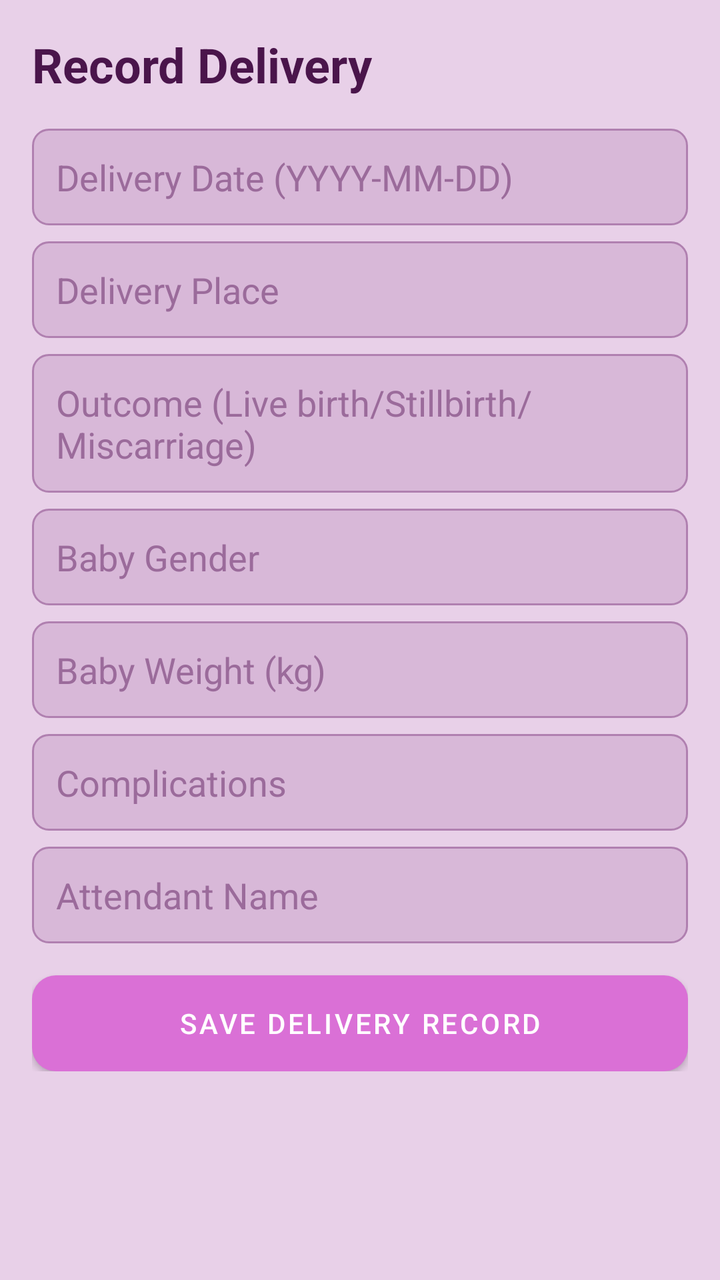
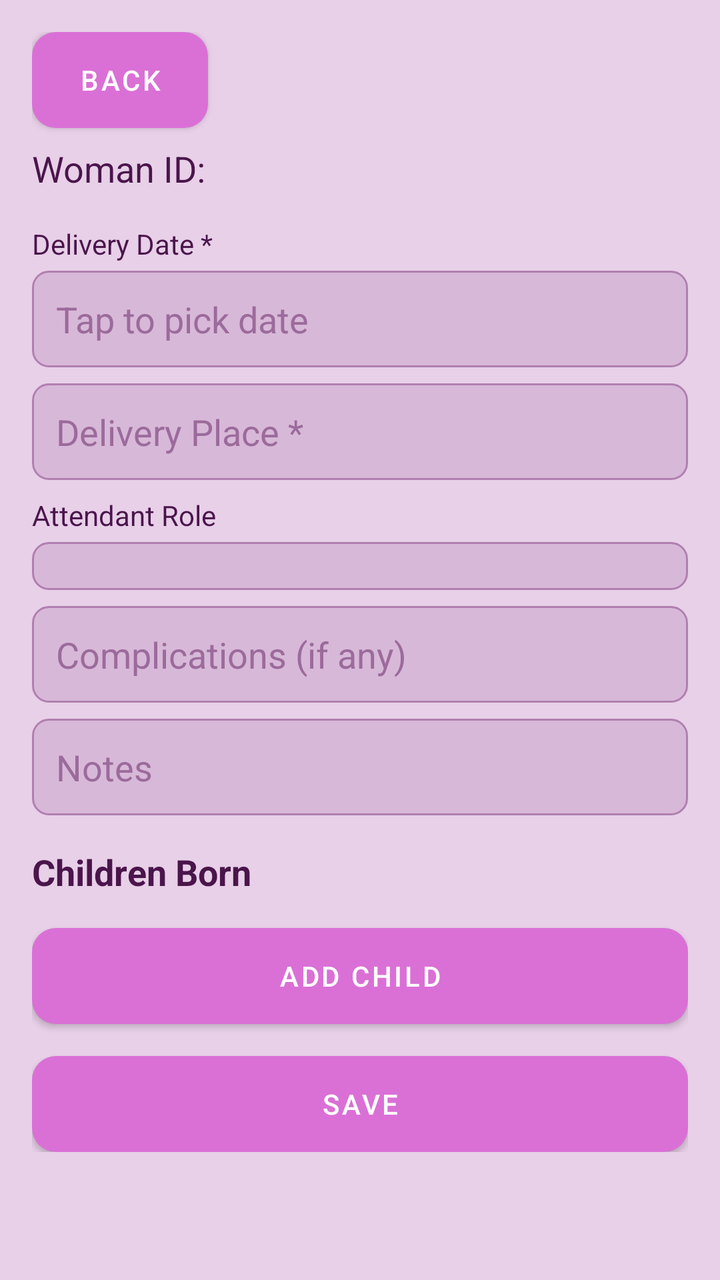

Two renders of the same Android screen: before a commit and after it. Below are the layout's source before the change and the commit's diff.
<!-- AndroidManifest.xml: application theme Theme.FoloApp -->
<!-- res/layout/activity_delivery_record.xml -->
<?xml version="1.0" encoding="utf-8"?>
<ScrollView xmlns:android="http://schemas.android.com/apk/res/android"
    android:layout_width="match_parent"
    android:layout_height="match_parent"
    android:background="@color/bg_main">

    <LinearLayout
        android:layout_width="match_parent"
        android:layout_height="wrap_content"
        android:orientation="vertical"
        android:padding="16dp">

        <TextView
            android:layout_width="wrap_content"
            android:layout_height="wrap_content"
            android:text="Record Delivery"
            android:textSize="24sp"
            android:textStyle="bold"
            android:textColor="@color/text_primary"
            android:layout_marginBottom="16dp"/>

        <EditText
            android:id="@+id/etDelDate"
            android:layout_width="match_parent"
            android:layout_height="wrap_content"
            android:hint="Delivery Date (YYYY-MM-DD)"
            android:background="@drawable/bg_purple_edittext"
            android:padding="12dp"
            android:layout_marginBottom="8dp"
            android:textColor="@color/text_primary"
            android:textColorHint="@color/text_hint"/>

        <EditText
            android:id="@+id/etDelPlace"
            android:layout_width="match_parent"
            android:layout_height="wrap_content"
            android:hint="Delivery Place"
            android:background="@drawable/bg_purple_edittext"
            android:padding="12dp"
            android:layout_marginBottom="8dp"
            android:textColor="@color/text_primary"
            android:textColorHint="@color/text_hint"/>

        <EditText
            android:id="@+id/etDelOutcome"
            android:layout_width="match_parent"
            android:layout_height="wrap_content"
            android:hint="Outcome (Live birth/Stillbirth/Miscarriage)"
            android:background="@drawable/bg_purple_edittext"
            android:padding="12dp"
            android:layout_marginBottom="8dp"
            android:textColor="@color/text_primary"
            android:textColorHint="@color/text_hint"/>

        <EditText
            android:id="@+id/etBabyGender"
            android:layout_width="match_parent"
            android:layout_height="wrap_content"
            android:hint="Baby Gender"
            android:background="@drawable/bg_purple_edittext"
            android:padding="12dp"
            android:layout_marginBottom="8dp"
            android:textColor="@color/text_primary"
            android:textColorHint="@color/text_hint"/>

        <EditText
            android:id="@+id/etBabyWeight"
            android:layout_width="match_parent"
            android:layout_height="wrap_content"
            android:hint="Baby Weight (kg)"
            android:inputType="numberDecimal"
            android:background="@drawable/bg_purple_edittext"
            android:padding="12dp"
            android:layout_marginBottom="8dp"
            android:textColor="@color/text_primary"
            android:textColorHint="@color/text_hint"/>

        <EditText
            android:id="@+id/etComplications"
            android:layout_width="match_parent"
            android:layout_height="wrap_content"
            android:hint="Complications"
            android:background="@drawable/bg_purple_edittext"
            android:padding="12dp"
            android:layout_marginBottom="8dp"
            android:textColor="@color/text_primary"
            android:textColorHint="@color/text_hint"/>

        <EditText
            android:id="@+id/etAttendant"
            android:layout_width="match_parent"
            android:layout_height="wrap_content"
            android:hint="Attendant Name"
            android:background="@drawable/bg_purple_edittext"
            android:padding="12dp"
            android:layout_marginBottom="16dp"
            android:textColor="@color/text_primary"
            android:textColorHint="@color/text_hint"/>

        <Button
            android:id="@+id/btnSaveDelivery"
            android:layout_width="match_parent"
            android:layout_height="wrap_content"
            android:text="Save Delivery Record"
            android:background="@drawable/bg_purple_button"
            android:textColor="@color/text_on_button"/>
    </LinearLayout>
</ScrollView>
<!-- resources referenced by this layout -->
<resources>
  <color name="bg_main">#E8D0E8</color>
  <color name="text_hint">#9B6B9B</color>
  <color name="text_on_button">#FFFFFF</color>
  <color name="text_primary">#4A154B</color>
  <!-- drawable bg_purple_button (drawable) -->
  <?xml version="1.0" encoding="utf-8"?>
  <shape xmlns:android="http://schemas.android.com/apk/res/android"
      android:shape="rectangle">
      <solid android:color="#8B4C8B" />
      <corners android:radius="12dp" />
  </shape>
  <!-- drawable bg_purple_edittext (drawable) -->
  <?xml version="1.0" encoding="utf-8"?>
  <shape xmlns:android="http://schemas.android.com/apk/res/android"
      android:shape="rectangle">
      <solid android:color="#D8B8D8" />
      <corners android:radius="8dp" />
      <stroke android:width="1dp" android:color="#B080B0" />
  </shape>
  <style name="Theme.FoloApp" parent="Theme.MaterialComponents.DayNight.DarkActionBar">
          <item name="colorPrimary">@color/orchid_primary</item>
          <item name="colorPrimaryVariant">#8B4C8B</item>
          <item name="colorOnPrimary">@color/text_on_button</item>
          <item name="colorSecondary">@color/purple_card</item>
          <item name="android:statusBarColor">@color/orchid_primary</item>
          <item name="android:windowBackground">@color/bg_main</item>
      </style>
  <color name="orchid_primary">#DA70D6</color>
  <color name="purple_card">#EAD0EA</color>
</resources>

<!-- the commit's change to res/layout/activity_delivery_record.xml (unified diff, before → after) -->
@@ -2,28 +2,45 @@
 <ScrollView xmlns:android="http://schemas.android.com/apk/res/android"
     android:layout_width="match_parent"
     android:layout_height="match_parent"
-    android:background="@color/bg_main">
+    android:background="@color/bg_main"
+    android:padding="16dp">
 
     <LinearLayout
         android:layout_width="match_parent"
         android:layout_height="wrap_content"
-        android:orientation="vertical"
-        android:padding="16dp">
+        android:orientation="vertical">
+
+        <Button
+            android:id="@+id/btnBack"
+            android:layout_width="wrap_content"
+            android:layout_height="wrap_content"
+            android:text="@string/back"
+            android:background="@drawable/bg_purple_button"
+            android:textColor="@color/text_on_button"
+            android:layout_marginBottom="8dp"/>
+
+        <TextView
+            android:id="@+id/tvWomanId"
+            android:layout_width="wrap_content"
+            android:layout_height="wrap_content"
+            android:text="Woman ID:"
+            android:textSize="18sp"
+            android:textColor="@color/text_primary"
+            android:layout_marginBottom="16dp"/>
 
         <TextView
             android:layout_width="wrap_content"
             android:layout_height="wrap_content"
-            android:text="Record Delivery"
-            android:textSize="24sp"
-            android:textStyle="bold"
+            android:text="Delivery Date *"
             android:textColor="@color/text_primary"
-            android:layout_marginBottom="16dp"/>
+            android:layout_marginBottom="4dp"/>
 
         <EditText
-            android:id="@+id/etDelDate"
+            android:id="@+id/etDeliveryDate"
             android:layout_width="match_parent"
             android:layout_height="wrap_content"
-            android:hint="Delivery Date (YYYY-MM-DD)"
+            android:hint="Tap to pick date"
+            android:focusable="false"
             android:background="@drawable/bg_purple_edittext"
             android:padding="12dp"
             android:layout_marginBottom="8dp"
@@ -31,10 +48,36 @@
             android:textColorHint="@color/text_hint"/>
 
         <EditText
-            android:id="@+id/etDelPlace"
+            android:id="@+id/etDeliveryPlace"
             android:layout_width="match_parent"
             android:layout_height="wrap_content"
-            android:hint="Delivery Place"
+            android:hint="Delivery Place *"
+            android:background="@drawable/bg_purple_edittext"
+            android:padding="12dp"
+            android:layout_marginBottom="8dp"
+            android:textColor="@color/text_primary"
+            android:textColorHint="@color/text_hint"/>
+
+        <TextView
+            android:layout_width="wrap_content"
+            android:layout_height="wrap_content"
+            android:text="Attendant Role"
+            android:textColor="@color/text_primary"
+            android:layout_marginBottom="4dp"/>
+
+        <Spinner
+            android:id="@+id/spinnerAttendantRole"
+            android:layout_width="match_parent"
+            android:layout_height="wrap_content"
+            android:background="@drawable/bg_purple_edittext"
+            android:padding="12dp"
+            android:layout_marginBottom="8dp"/>
+
+        <EditText
+            android:id="@+id/etComplications"
+            android:layout_width="match_parent"
+            android:layout_height="wrap_content"
+            android:hint="Complications (if any)"
             android:background="@drawable/bg_purple_edittext"
             android:padding="12dp"
             android:layout_marginBottom="8dp"
@@ -42,66 +85,46 @@
             android:textColorHint="@color/text_hint"/>
 
         <EditText
-            android:id="@+id/etDelOutcome"
+            android:id="@+id/etNotes"
             android:layout_width="match_parent"
             android:layout_height="wrap_content"
-            android:hint="Outcome (Live birth/Stillbirth/Miscarriage)"
-            android:background="@drawable/bg_purple_edittext"
-            android:padding="12dp"
-            android:layout_marginBottom="8dp"
-            android:textColor="@color/text_primary"
-            android:textColorHint="@color/text_hint"/>
-
-        <EditText
-            android:id="@+id/etBabyGender"
-            android:layout_width="match_parent"
-            android:layout_height="wrap_content"
-            android:hint="Baby Gender"
-            android:background="@drawable/bg_purple_edittext"
-            android:padding="12dp"
-            android:layout_marginBottom="8dp"
-            android:textColor="@color/text_primary"
-            android:textColorHint="@color/text_hint"/>
-
-        <EditText
-            android:id="@+id/etBabyWeight"
-            android:layout_width="match_parent"
-            android:layout_height="wrap_content"
-            android:hint="Baby Weight (kg)"
-            android:inputType="numberDecimal"
-            android:background="@drawable/bg_purple_edittext"
-            android:padding="12dp"
-            android:layout_marginBottom="8dp"
-            android:textColor="@color/text_primary"
-            android:textColorHint="@color/text_hint"/>
-
-        <EditText
-            android:id="@+id/etComplications"
-            android:layout_width="match_parent"
-            android:layout_height="wrap_content"
-            android:hint="Complications"
-            android:background="@drawable/bg_purple_edittext"
-            android:padding="12dp"
-            android:layout_marginBottom="8dp"
-            android:textColor="@color/text_primary"
-            android:textColorHint="@color/text_hint"/>
-
-        <EditText
-            android:id="@+id/etAttendant"
-            android:layout_width="match_parent"
-            android:layout_height="wrap_content"
-            android:hint="Attendant Name"
+            android:hint="Notes"
             android:background="@drawable/bg_purple_edittext"
             android:padding="12dp"
             android:layout_marginBottom="16dp"
             android:textColor="@color/text_primary"
             android:textColorHint="@color/text_hint"/>
 
-        <Button
-            android:id="@+id/btnSaveDelivery"
+        <TextView
+            android:layout_width="wrap_content"
+            android:layout_height="wrap_content"
+            android:text="Children Born"
+            android:textSize="18sp"
+            android:textStyle="bold"
+            android:textColor="@color/text_primary"
+            android:layout_marginBottom="8dp"/>
+
+        <LinearLayout
+            android:id="@+id/layoutChildren"
             android:layout_width="match_parent"
             android:layout_height="wrap_content"
-            android:text="Save Delivery Record"
+            android:orientation="vertical"
+            android:layout_marginBottom="8dp"/>
+
+        <Button
+            android:id="@+id/btnAddChild"
+            android:layout_width="match_parent"
+            android:layout_height="wrap_content"
+            android:text="@string/add_child"
+            android:background="@drawable/bg_purple_button"
+            android:textColor="@color/text_on_button"
+            android:layout_marginBottom="16dp"/>
+
+        <Button
+            android:id="@+id/btnSave"
+            android:layout_width="match_parent"
+            android:layout_height="wrap_content"
+            android:text="@string/save"
             android:background="@drawable/bg_purple_button"
             android:textColor="@color/text_on_button"/>
     </LinearLayout>
<!-- resource entries referenced after the edit -->
@@ -19,6 +19,9 @@
       <corners android:radius="8dp" />
       <stroke android:width="1dp" android:color="#B080B0" />
   </shape>
+  <string name="add_child">Add Child</string>
+  <string name="back">Back</string>
+  <string name="save">Save</string>
   <style name="Theme.FoloApp" parent="Theme.MaterialComponents.DayNight.DarkActionBar">
           <item name="colorPrimary">@color/orchid_primary</item>
           <item name="colorPrimaryVariant">#8B4C8B</item>
